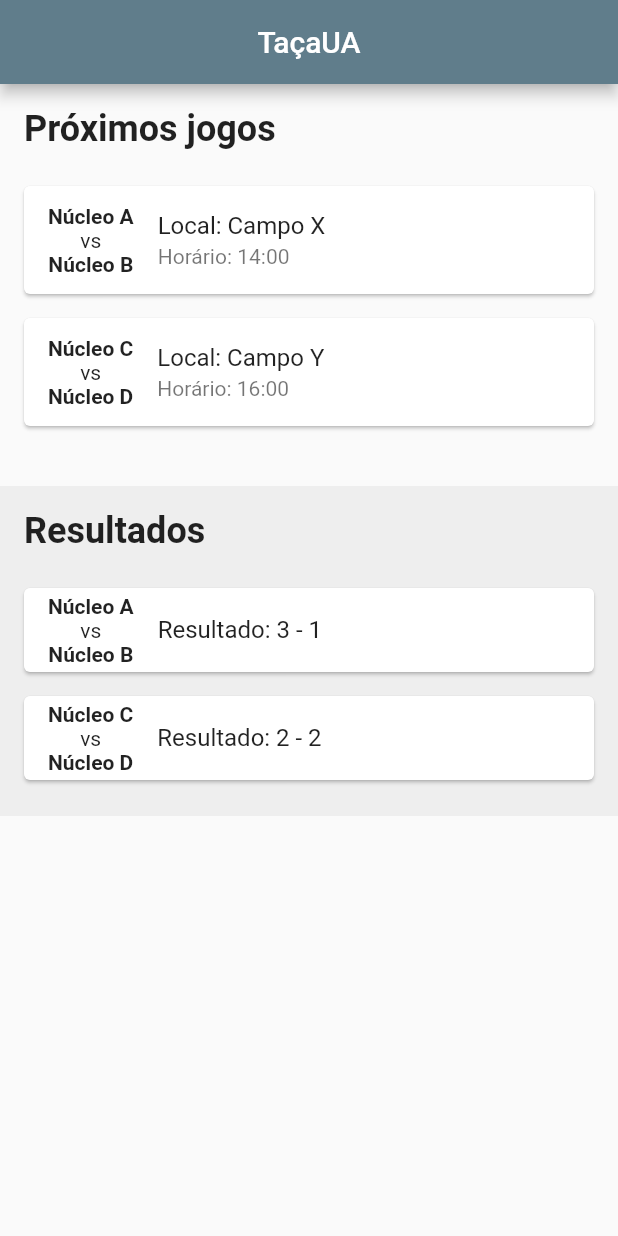
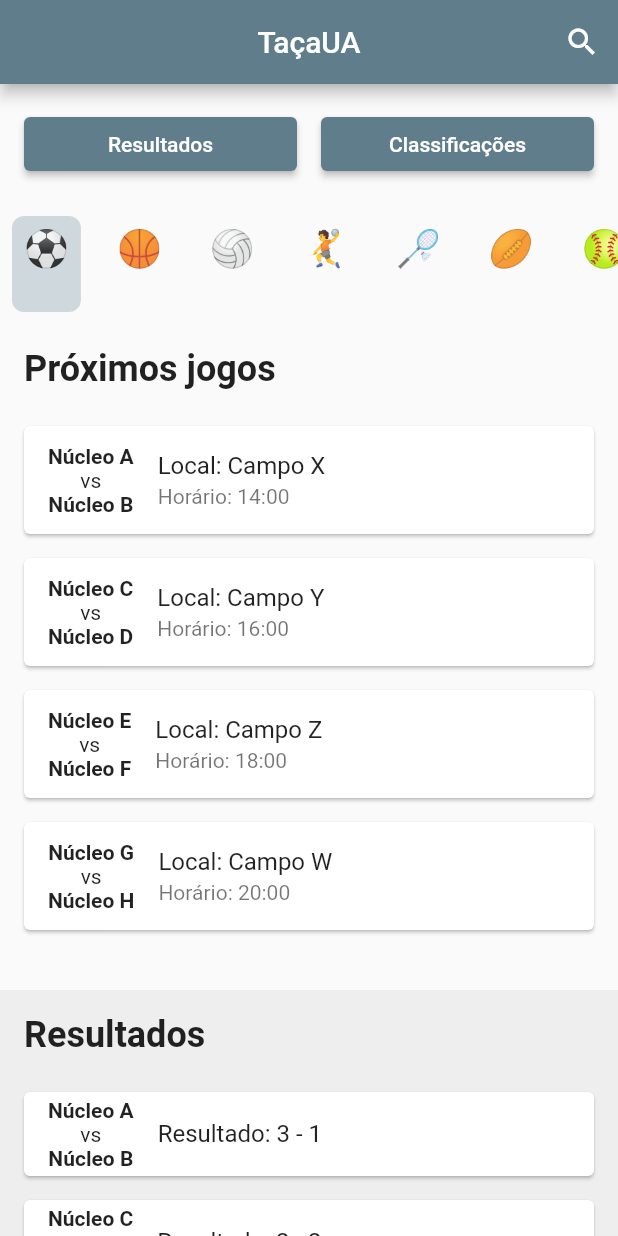
Before and after one commit to DuarteCruz31/TacaUA_IHC, a Flutter app: the screen it shows after launch, on a phone screen of 412 x 824 dp. Run offline on Flutter 3.47's test engine with Material 2 defaults, Android fonts, the phone set to English and light mode, and no system bars.

Commit message:
já meti como no prototipo

```diff
--- a/tacaua/lib/main.dart
+++ b/tacaua/lib/main.dart
@@ -21,18 +21,123 @@ class HomePage extends StatefulWidget {
   _HomePageState createState() => _HomePageState();
 }
 
+// Lista de emojis para a scrollbar horizontal
 class _HomePageState extends State<HomePage> {
+  String _selectedTab = 'resultados';
+  List<String> _sports = [
+    '⚽️',
+    '🏀',
+    '🏐',
+    '🤾',
+    '🏸',
+    '🏉',
+    '🥎',
+    '🏓',
+    '🏸',
+    '🏒',
+    '🏑',
+    '🏏',
+    '🥍',
+  ];
+  int _selectedSportIndex = 0;
+
   @override
   Widget build(BuildContext context) {
     return Scaffold(
       appBar: AppBar(
+        // Logotipo
         title: Text('TaçaUA'),
         centerTitle: true,
+
+        // Botão de pesquisa (não sei se queriam isto ou aquela merda do dropdown)
+        actions: [
+          IconButton(
+            icon: Icon(Icons.search),
+            onPressed: () {
+              // Falta meter aqui a ação de pesquisa
+            },
+          ),
+        ],
       ),
       body: Column(
         children: [
+          Container(
+            padding: EdgeInsets.all(16),
+            // Botao de Resultados e Classificações
+            child: Row(
+              children: [
                 Expanded(
-            child: ListView(
+                  child: ElevatedButton(
+                    onPressed: () {
+                      setState(() {
+                        _selectedTab = 'resultados';
+                      });
+                    },
+                    child: Text('Resultados'),
+                  ),
+                ),
+                SizedBox(width: 16),
+                Expanded(
+                  child: ElevatedButton(
+                    onPressed: () {
+                      setState(() {
+                        _selectedTab = 'classificacoes';
+                      });
+                    },
+                    child: Text('Classificações'),
+                  ),
+                ),
+              ],
+            ),
+          ),
+          // Scrollbar horizontal
+          Container(
+            height: 80,
+            child: ListView.builder(
+              scrollDirection: Axis.horizontal,
+              itemCount: _sports.length,
+              itemBuilder: (BuildContext context, int index) {
+                return GestureDetector(
+                  onTap: () {
+                    setState(() {
+                      _selectedSportIndex = index;
+                    });
+                  },
+                  child: Container(
+                    margin: EdgeInsets.all(8),
+                    padding: EdgeInsets.all(8),
+                    decoration: BoxDecoration(
+                      color: _selectedSportIndex == index
+                          ? Colors.blueGrey[100]
+                          : null,
+                      borderRadius: BorderRadius.circular(8),
+                    ),
+                    child: Text(
+                      _sports[index],
+                      style: TextStyle(fontSize: 24),
+                    ),
+                  ),
+                );
+              },
+            ),
+          ),
+          // Isto aqui é o que muda entre resultados e classificações, é tipo aquela merda no html do onclick que vai para uma função
+          Expanded(
+            child: _selectedTab == 'resultados'
+                ? _buildResultados()
+                : _buildClassificacoes(),
+          ),
+        ],
+      ),
+    );
+  }
+
+  // Função que mete la os resultados para as diferentes modalidades
+  // Depois é assim, ou se faz varias funções para cada modalidade ou se faz uma função que recebe como argumento a modalidade
+  // e depois dependendo de uma api ou wtv vai buscar dados
+  // Decidam o que querem fazer
+  Widget _buildResultados() {
+    return ListView(
       children: [
         Container(
           padding: EdgeInsets.all(16),
@@ -41,8 +146,7 @@ class _HomePageState extends State<HomePage> {
             children: [
               Text(
                 'Próximos jogos',
-                        style: TextStyle(
-                            fontSize: 24, fontWeight: FontWeight.bold),
+                style: TextStyle(fontSize: 24, fontWeight: FontWeight.bold),
               ),
               SizedBox(height: 16),
               GameCard(
@@ -57,6 +161,18 @@ class _HomePageState extends State<HomePage> {
                 time: '16:00',
                 location: 'Campo Y',
               ),
+              GameCard(
+                team1: 'Núcleo E',
+                team2: 'Núcleo F',
+                time: '18:00',
+                location: 'Campo Z',
+              ),
+              GameCard(
+                team1: 'Núcleo G',
+                team2: 'Núcleo H',
+                time: '20:00',
+                location: 'Campo W',
+              ),
             ],
           ),
         ),
@@ -69,8 +185,7 @@ class _HomePageState extends State<HomePage> {
             children: [
               Text(
                 'Resultados',
-                        style: TextStyle(
-                            fontSize: 24, fontWeight: FontWeight.bold),
+                style: TextStyle(fontSize: 24, fontWeight: FontWeight.bold),
               ),
               SizedBox(height: 16),
               ResultCard(
@@ -89,14 +204,107 @@ class _HomePageState extends State<HomePage> {
           ),
         ),
       ],
+    );
+  }
+
+  // Função que mete la as classificações para as diferentes modalidades
+  // Mesma coisa que escrevi na função de cima
+  Widget _buildClassificacoes() {
+    return ListView(
+      children: [
+        Container(
+          padding: EdgeInsets.all(16),
+          child: Column(
+            crossAxisAlignment: CrossAxisAlignment.start,
+            children: [
+              Text(
+                'Classificações',
+                style: TextStyle(fontSize: 24, fontWeight: FontWeight.bold),
+              ),
+              SizedBox(height: 16),
+              ClassificacaoCard(
+                team: 'Núcleo A',
+                points: 6,
+                goalsScored: 5,
+                goalsConceded: 2,
+              ),
+              ClassificacaoCard(
+                team: 'Núcleo B',
+                points: 3,
+                goalsScored: 3,
+                goalsConceded: 4,
+              ),
+              ClassificacaoCard(
+                team: 'Núcleo C',
+                points: 1,
+                goalsScored: 2,
+                goalsConceded: 2,
+              ),
+              ClassificacaoCard(
+                team: 'Núcleo D',
+                points: 1,
+                goalsScored: 2,
+                goalsConceded: 2,
+              ),
+              ClassificacaoCard(
+                team: 'Núcleo E',
+                points: 1,
+                goalsScored: 2,
+                goalsConceded: 2,
+              ),
+              ClassificacaoCard(
+                team: 'Núcleo F',
+                points: 1,
+                goalsScored: 2,
+                goalsConceded: 2,
+              ),
+              ClassificacaoCard(
+                team: 'Núcleo G',
+                points: 1,
+                goalsScored: 2,
+                goalsConceded: 2,
+              ),
+            ],
           ),
         ),
       ],
+    );
+  }
+}
+
+// Cards para as classificações
+class ClassificacaoCard extends StatelessWidget {
+  final String team;
+  final int points;
+  final int goalsScored;
+  final int goalsConceded;
+
+  const ClassificacaoCard({
+    Key? key,
+    required this.team,
+    required this.points,
+    required this.goalsScored,
+    required this.goalsConceded,
+  }) : super(key: key);
+
+  @override
+  Widget build(BuildContext context) {
+    return Card(
+      margin: EdgeInsets.symmetric(vertical: 8),
+      child: ListTile(
+        leading: Text(
+          team,
+          style: TextStyle(fontWeight: FontWeight.bold),
+        ),
+        title: Text('Pontos: $points'),
+        subtitle: Text('Golos marcados: $goalsScored'),
+        trailing: Text('Golos sofridos: $goalsConceded'),
       ),
     );
   }
 }
 
+// Cards para os jogos
 class GameCard extends StatelessWidget {
   final String team1;
   final String team2;
@@ -137,6 +345,7 @@ class GameCard extends StatelessWidget {
   }
 }
 
+// Cards para os resultados
 class ResultCard extends StatelessWidget {
   final String team1;
   final String team2;
```
Lines whose indentation alone changed are shown as unchanged.
